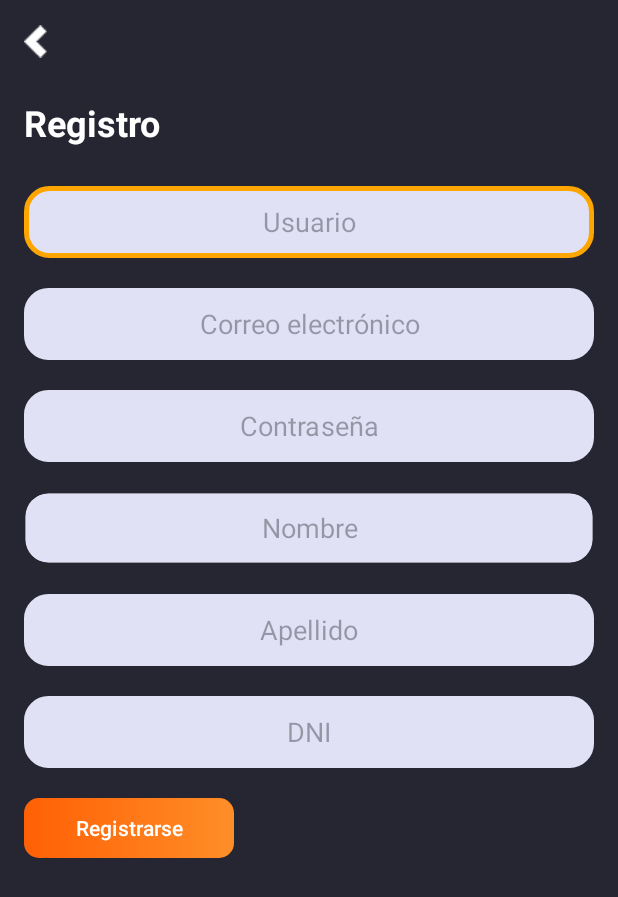
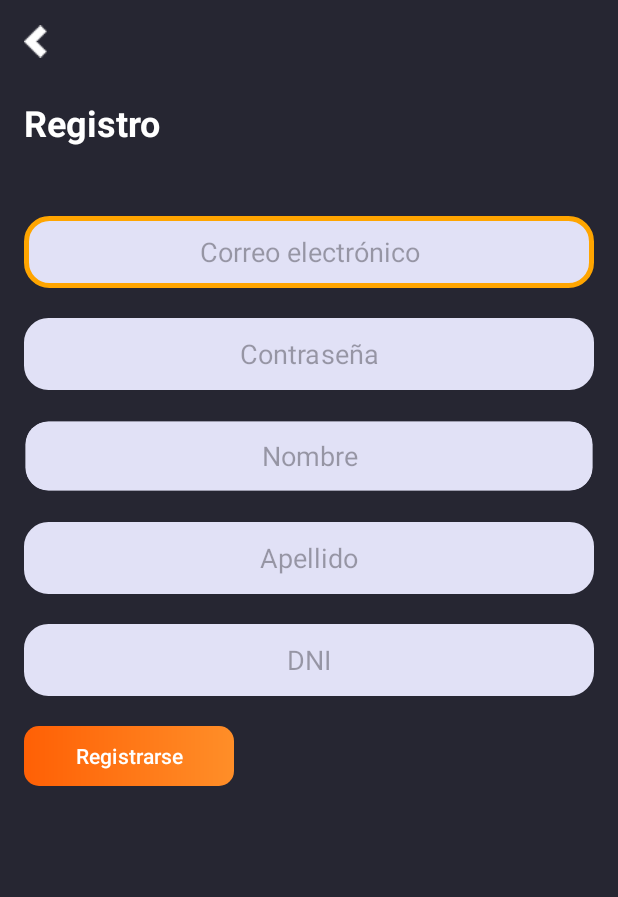
Before and after one commit to grupoA7ISPC/MisRutinas-PracticasProfesionalizante, an Android app: the RegistroActivity screen opened directly, with no data from a screen before it, after a tap on "Registrarse", on a phone screen of 412 x 824 dp. Shown: the top 897 px of the screen. Run offline under Robolectric (Android 15) with nearby library versions, the phone set to English and light mode, and no system bars; our stand-ins replace Firebase (no records; nobody signed in at launch, a user with empty details on screens opened directly).

Commit message:
Quita username de bd y layout registro

```diff
--- a/Movil/app/src/main/java/com/cdp/misrutinas/MRSQLiteHelper.java
+++ b/Movil/app/src/main/java/com/cdp/misrutinas/MRSQLiteHelper.java
@@ -22,7 +22,7 @@ public class MRSQLiteHelper extends SQLiteOpenHelper {
         tables[0][0] = "CREATE TABLE Rol (id_rol INTEGER PRIMARY KEY AUTOINCREMENT, nombre_rol CHAR(10) NOT NULL)";
         tables[0][1] = "Rol";
 
-        tables[1][0] = "CREATE TABLE Usuario (id_usuario INTEGER NOT NULL PRIMARY KEY AUTOINCREMENT, username VARCHAR(20) UNIQUE , apellido VARCHAR(45), nombre VARCHAR(45), dni INTEGER,  email VARCHAR(75) NOT NULL,tel INTEGER, pass VARCHAR(16),  id_rol INTEGER, FOREIGN KEY (id_rol) REFERENCES Rol(id_rol))";
+        tables[1][0] = "CREATE TABLE Usuario (id_usuario INTEGER NOT NULL PRIMARY KEY AUTOINCREMENT, apellido VARCHAR(45), nombre VARCHAR(45), dni INTEGER,  email VARCHAR(75) NOT NULL,tel INTEGER, pass VARCHAR(16),  id_rol INTEGER, FOREIGN KEY (id_rol) REFERENCES Rol(id_rol))";
         tables[1][1] = "Usuario";
 
         tables[2][0] = "CREATE TABLE Socio (id_socio INTEGER NOT NULL PRIMARY KEY AUTOINCREMENT, id_usuario INTEGER, FOREIGN KEY (id_usuario) REFERENCES Usuario(id_usuario))";
--- a/Movil/app/src/main/java/com/cdp/misrutinas/RegistroActivity.java
+++ b/Movil/app/src/main/java/com/cdp/misrutinas/RegistroActivity.java
@@ -20,8 +20,6 @@ import com.google.firebase.auth.FirebaseUser;
 
 public class RegistroActivity extends AppCompatActivity {
     private CrudCliente crud;
-
-    private EditText textUserName;
     private EditText textNombre;
     private EditText textApellido;
     private EditText textDNI;
@@ -37,7 +35,6 @@ public class RegistroActivity extends AppCompatActivity {
         super.onCreate(savedInstanceState);
         setContentView(R.layout.activity_registro);
 
-        textUserName = findViewById(R.id.textUserName);
         textNombre = findViewById(R.id.textNombre);
         textApellido = findViewById(R.id.textApellido);
         textDNI = findViewById(R.id.textDNI);
@@ -53,19 +50,18 @@ public class RegistroActivity extends AppCompatActivity {
         btnInsertar.setOnClickListener(new View.OnClickListener() {
             @Override
             public void onClick(View view) {
-                final String username = textUserName.getText().toString();
                 final String email = textEmail.getText().toString();
                 final String password = textPassword.getText().toString();
                 final String nombre = textNombre.getText().toString();
                 final String apellido = textApellido.getText().toString();
                 final String dni = textDNI.getText().toString();
 
-                if (TextUtils.isEmpty(username) || TextUtils.isEmpty(email) || TextUtils.isEmpty(password)) {
-                    Toast.makeText(RegistroActivity.this, "Campos obligatorios incompletos", Toast.LENGTH_SHORT).show();
+                if (TextUtils.isEmpty(email) || TextUtils.isEmpty(password)) {
+                    Toast.makeText(RegistroActivity.this, "Rellene los campos obligatorios", Toast.LENGTH_SHORT).show();
                     return;
                 }
 
-                boolean validUser = crud.isValidUser(username, email, password, nombre, apellido, dni);
+                boolean validUser = crud.isValidUser(email, password, nombre, apellido, dni);
 
                 if (validUser) {
                     // Registra al usuario en Firebase Authentication
@@ -77,7 +73,7 @@ public class RegistroActivity extends AppCompatActivity {
                                         // El usuario se ha registrado con éxito en Firebase
                                         final FirebaseUser user = mAuth.getCurrentUser();
 
-                                        long id = crud.insertarUsuario(username, email, password, nombre, apellido, dni);
+                                        long id = crud.insertarUsuario(email, password, nombre, apellido, dni);
 
                                         if (id != -1) {
                                             // Registro exitoso en Firebase y en la base de datos local
--- a/Movil/app/src/main/res/layout/activity_registro.xml
+++ b/Movil/app/src/main/res/layout/activity_registro.xml
@@ -27,18 +27,6 @@
         android:textColor="#FFFFFF"
         android:textSize="24sp"
         android:textStyle="bold" />
-
-    <EditText
-        android:id="@+id/textUserName"
-        android:layout_width="match_parent"
-        android:layout_height="48dp"
-        android:ems="10"
-        android:hint="@string/inputUsuario"
-        android:inputType="text"
-        android:textAlignment="center"
-        android:visibility="visible"
-        android:background="@drawable/input_generico"
-        android:maxLength="20"/>
 
     <EditText
         android:id="@+id/textEmail"
```
Also changed, not shown: Movil/app/src/main/java/com/cdp/misrutinas/CrudCliente.java (+12 -17 lines).
